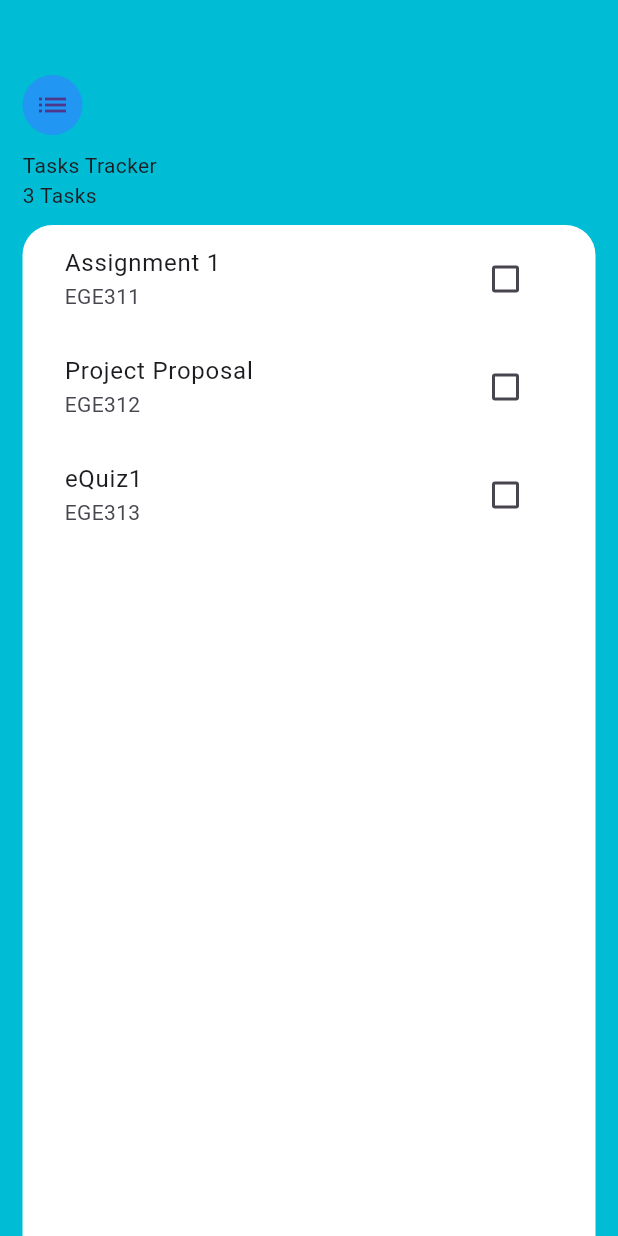
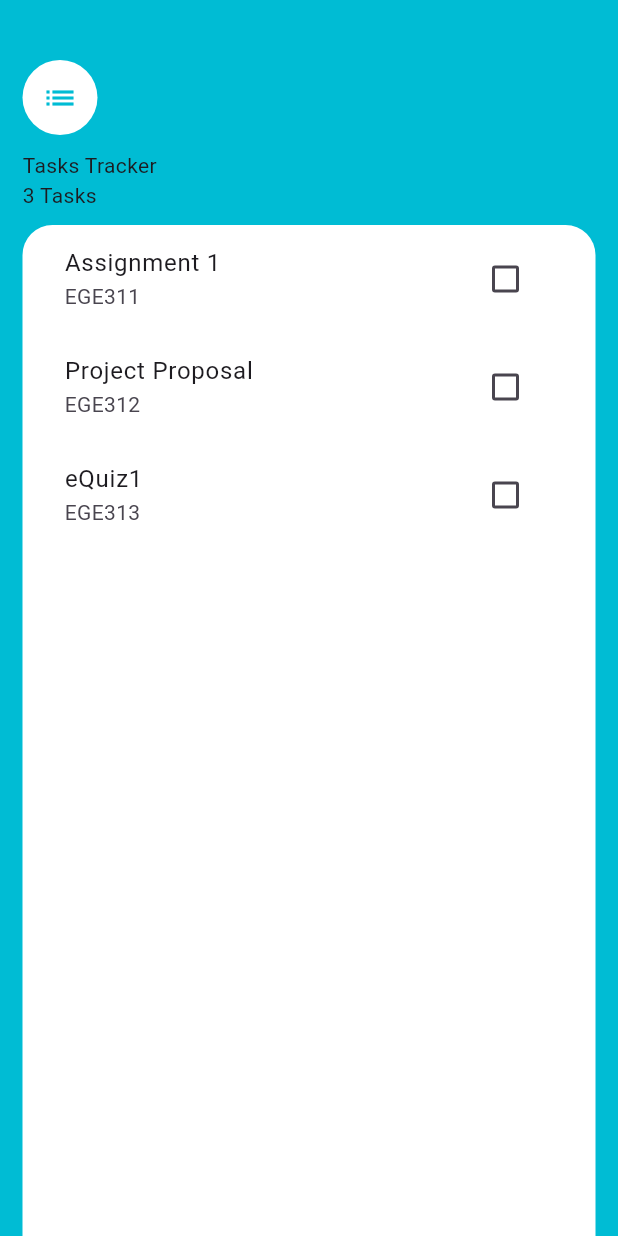
Before and after one commit to zacw-243L/flutter-tasks-app, a Flutter app: the screen it shows after launch, on a phone screen of 412 x 824 dp. Run offline on Flutter 3.47's test engine with Material 3 defaults, Android fonts, the phone set to English and light mode, and no system bars.

Commit message:
Lab 7 Page 3 (changed circle)

```diff
--- a/lib/screens/tasks_screen.dart
+++ b/lib/screens/tasks_screen.dart
@@ -26,12 +26,15 @@ class _TasksScreenState extends State<TasksScreen> {
           child: Align(
             alignment: Alignment.topLeft,
             child: Column(
-              crossAxisAlignment: CrossAxisAlignment.start, // add this line
+              crossAxisAlignment: CrossAxisAlignment.start,
               children: [
-                const SizedBox(height: 10.0),
                 const CircleAvatar(
-                  backgroundColor: Colors.blue,
-                  child: Icon(Icons.list),
+                  radius: 25.0,
+                  backgroundColor: Colors.white,
+                  child: Icon(
+                    Icons.list,
+                    color: Colors.cyan,
+                  ),
                 ),
                 const SizedBox(height: 10.0),
                 const Text('Tasks Tracker'),
```
